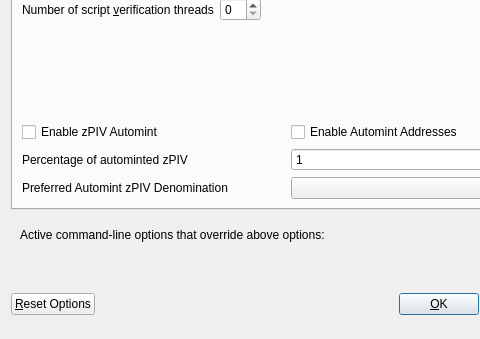
Old version of the form src/qt/forms/optionsdialog.ui in the repository dogecash/dogecash-old; both pictures show x 0 to 480 and y 103 to 442 of the 576 by 442 pixel window.
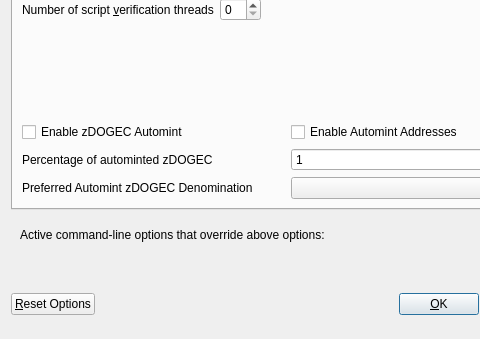
New version of the form. Custom widgets are drawn as their Qt base class.

Patch:
```diff
--- a/src/qt/forms/optionsdialog.ui
+++ b/src/qt/forms/optionsdialog.ui
@@ -147,7 +147,7 @@
                <enum>Qt::LeftToRight</enum>
               </property>
               <property name="text">
-               <string>Enable zPIV Automint</string>
+               <string>Enable zDOGEC Automint</string>
               </property>
              </widget>
             </item>
@@ -174,7 +174,7 @@
                <string>Percentage of incoming PIV which get automatically converted to zPIV via Zerocoin Protocol (min: 10%)</string>
               </property>
               <property name="text">
-               <string>Percentage of autominted zPIV</string>
+               <string>Percentage of autominted zDOGEC</string>
               </property>
              </widget>
             </item>
@@ -207,7 +207,7 @@
                <string>Wait with automatic conversion to Zerocoin until enough PIV for this denomination is available</string>
               </property>
               <property name="text">
-               <string>Preferred Automint zPIV Denomination</string>
+               <string>Preferred Automint zDOGEC Denomination</string>
               </property>
              </widget>
             </item>
```
Left out of the diff: 6 changed lines with no effect on the pictures.
